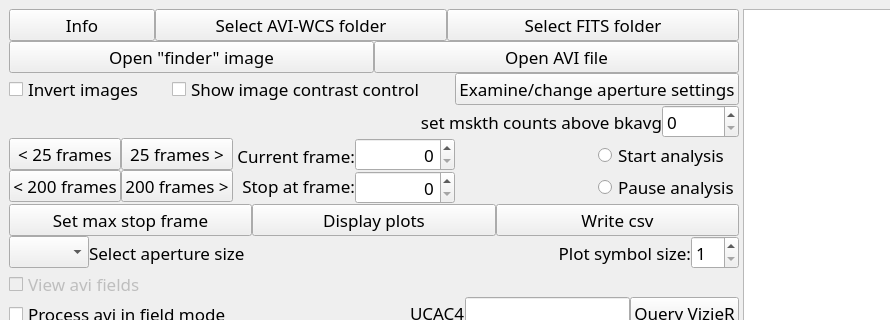
The window that src/pymovie/PyMovie.ui (bob-anderson-ok/pymovie) describes before a commit, drawn with Qt 5; both pictures show x 0 to 890 and y 0 to 320 of the 1072 by 996 pixel window.
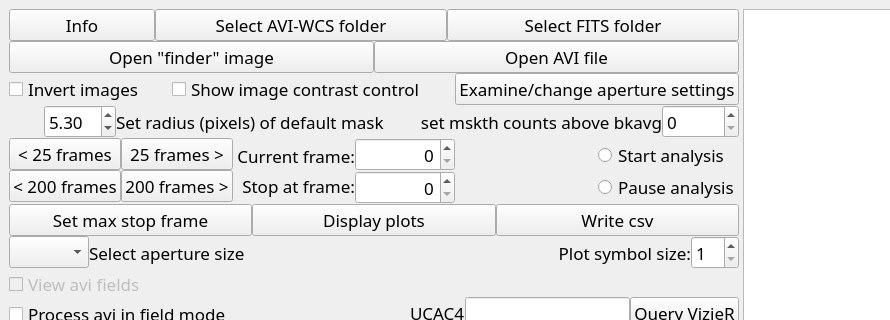
The same window after the commit. Custom widgets are drawn as their Qt base class.

Commit message: v1.1.5 adds spinner for changing def mask + link to aperture edit table

Patch:
```diff
--- a/src/pymovie/PyMovie.ui
+++ b/src/pymovie/PyMovie.ui
@@ -179,6 +179,45 @@
          </item>
          <item>
           <layout class="QHBoxLayout" name="horizontalLayout">
+           <item>
+            <spacer name="horizontalSpacer_7">
+             <property name="orientation">
+              <enum>Qt::Horizontal</enum>
+             </property>
+             <property name="sizeHint" stdset="0">
+              <size>
+               <width>40</width>
+               <height>20</height>
+              </size>
+             </property>
+            </spacer>
+           </item>
+           <item>
+            <widget class="QDoubleSpinBox" name="defRadiusSpinner">
+             <property name="minimum">
+              <double>2.000000000000000</double>
+             </property>
+             <property name="maximum">
+              <double>24.000000000000000</double>
+             </property>
+             <property name="singleStep">
+              <double>0.500000000000000</double>
+             </property>
+             <property name="value">
+              <double>5.300000000000000</double>
+             </property>
+            </widget>
+           </item>
+           <item>
+            <widget class="QLabel" name="maskRadiusLabel">
+             <property name="toolTip">
+              <string>&lt;html&gt;&lt;head/&gt;&lt;body&gt;&lt;p&gt;If there is a 'green' aperture showing, changing this spinner, either through the up/down tabs or by direct edit, will update the default mask radius for that aperture. &lt;span style=&quot; font-weight:600; color:#fc0107;&quot;&gt;Thumbnail Two&lt;/span&gt; in the lower right corner will update dynamically to show the effect of the change on the binary sample mask generation.&lt;/p&gt;&lt;/body&gt;&lt;/html&gt;</string>
+             </property>
+             <property name="text">
+              <string>Set radius (pixels) of default mask</string>
+             </property>
+            </widget>
+           </item>
            <item>
             <spacer name="horizontalSpacer_3">
              <property name="orientation">
```
The commit also changes 6 other files.
